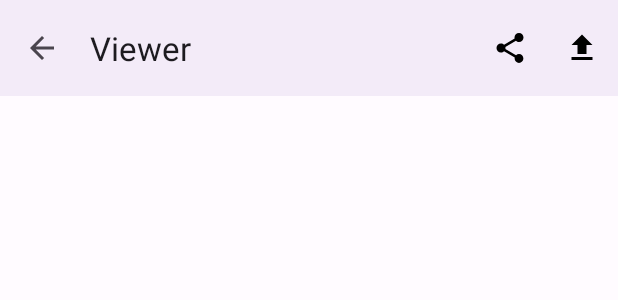
After one commit to qubacy/MoveAndDraw, an Android app: the layout fragment_viewer.xml on its own in the app's theme, with its tools: preview values and no code run, on a phone screen of 412 x 824 dp. The commit adds this screen. Shown: the top 300 px of the screen. Run offline under Robolectric (Android 15) with nearby library versions, the phone set to English and light mode, and no system bars.

Commit message:
Implementing Viewer Flow, refactoring & tests
Fragments:
- CalibrationFragment has been updated due to a Hilt Binding issue;
- ViewerFragment has been created;

Models:
- BusinessViewModelModule has been implemented during a refactoring procedure;
- Existing View Models have been refined;
- ViewerViewModel has been introduced;

Domain:
- ViewerUseCase has been implemented;

Resources:
- Some necessary drawables have been added to the project;
- fragment_viewer.xml has been created with all related XMLs;

Tests:
- A new fake module FakeBusinessViewModelModule has been introduced;
- Existing View Model fake modules have been updated;
- InitialFragmentTest has been expanded with a new test case. It also has been fixed;

Other:
- Some other minor updates have been provided as always;

```diff
--- /dev/null
+++ b/app/src/main/res/drawable/ic_go_back.xml
@@ -0,0 +1,5 @@
+<vector android:autoMirrored="true" android:height="24dp"
+    android:tint="#000000" android:viewportHeight="24"
+    android:viewportWidth="24" android:width="24dp" xmlns:android="http://schemas.android.com/apk/res/android">
+    <path android:fillColor="@android:color/white" android:pathData="M20,11H7.83l5.59,-5.59L12,4l-8,8 8,8 1.41,-1.41L7.83,13H20v-2z"/>
+</vector>
--- /dev/null
+++ b/app/src/main/res/drawable/ic_load_local.xml
@@ -0,0 +1,5 @@
+<vector android:height="24dp" android:tint="#000000"
+    android:viewportHeight="24" android:viewportWidth="24"
+    android:width="24dp" xmlns:android="http://schemas.android.com/apk/res/android">
+    <path android:fillColor="@android:color/white" android:pathData="M5,20h14v-2H5V20zM5,10h4v6h6v-6h4l-7,-7L5,10z"/>
+</vector>
--- /dev/null
+++ b/app/src/main/res/drawable/ic_share.xml
@@ -0,0 +1,5 @@
+<vector android:height="24dp" android:tint="#000000"
+    android:viewportHeight="24" android:viewportWidth="24"
+    android:width="24dp" xmlns:android="http://schemas.android.com/apk/res/android">
+    <path android:fillColor="@android:color/white" android:pathData="M18,16.08c-0.76,0 -1.44,0.3 -1.96,0.77L8.91,12.7c0.05,-0.23 0.09,-0.46 0.09,-0.7s-0.04,-0.47 -0.09,-0.7l7.05,-4.11c0.54,0.5 1.25,0.81 2.04,0.81 1.66,0 3,-1.34 3,-3s-1.34,-3 -3,-3 -3,1.34 -3,3c0,0.24 0.04,0.47 0.09,0.7L8.04,9.81C7.5,9.31 6.79,9 6,9c-1.66,0 -3,1.34 -3,3s1.34,3 3,3c0.79,0 1.5,-0.31 2.04,-0.81l7.12,4.16c-0.05,0.21 -0.08,0.43 -0.08,0.65 0,1.61 1.31,2.92 2.92,2.92 1.61,0 2.92,-1.31 2.92,-2.92s-1.31,-2.92 -2.92,-2.92z"/>
+</vector>
--- /dev/null
+++ b/app/src/main/res/layout/fragment_viewer.xml
@@ -0,0 +1,28 @@
+<?xml version="1.0" encoding="utf-8"?>
+<androidx.coordinatorlayout.widget.CoordinatorLayout
+    xmlns:app="http://schemas.android.com/apk/res-auto"
+    xmlns:tools="http://schemas.android.com/tools"
+    xmlns:android="http://schemas.android.com/apk/res/android"
+    android:layout_width="match_parent"
+    android:layout_height="match_parent">
+
+    <com.google.android.material.appbar.AppBarLayout
+        android:layout_width="match_parent"
+        android:layout_height="wrap_content">
+
+        <com.google.android.material.appbar.MaterialToolbar
+            android:id="@+id/fragment_viewer_top_bar"
+            android:layout_width="match_parent"
+            android:layout_height="wrap_content"
+            android:minHeight="?attr/actionBarSize"
+            style="@style/Widget.Material3.AppBarLayout"
+            app:title="@string/fragment_viewer_top_bar_title"
+            app:menu="@menu/viewer_top_bar"
+            app:navigationIcon="@drawable/ic_go_back"
+            app:navigationIconTint="?attr/colorOnSurfaceVariant"/>
+
+    </com.google.android.material.appbar.AppBarLayout>
+
+
+
+</androidx.coordinatorlayout.widget.CoordinatorLayout>
--- /dev/null
+++ b/app/src/main/res/menu/viewer_top_bar.xml
@@ -0,0 +1,21 @@
+<?xml version="1.0" encoding="utf-8"?>
+<menu xmlns:android="http://schemas.android.com/apk/res/android"
+    xmlns:app="http://schemas.android.com/apk/res-auto">
+
+    <item
+        android:id="@+id/viewer_top_bar_share"
+        android:icon="@drawable/ic_share"
+        android:title="Share"
+        android:contentDescription="Share the drawing"
+        app:showAsAction="ifRoom"
+        android:iconTint="?attr/colorOnSurfaceVariant"/>
+
+    <item
+        android:id="@+id/viewer_top_bar_load"
+        android:icon="@drawable/ic_load_local"
+        android:title="Load"
+        android:contentDescription="Load a local drawing"
+        app:showAsAction="ifRoom"
+        android:iconTint="?attr/colorOnSurfaceVariant"/>
+
+</menu>
--- a/app/src/main/res/values/strings.xml
+++ b/app/src/main/res/values/strings.xml
@@ -29,4 +29,6 @@
     <string name="fragment_calibration_description_text_calibrated">You are ready to go! Move your phone vertically and horizontally and click a button to make a point.</string>
     <string name="fragment_calibration_button_start_caption_calibrated">Let\'s go!</string>
 
+    <string name="fragment_viewer_top_bar_title">Viewer</string>
+
 </resources>
```
Also changed, not shown: app/src/main/java/com/qubacy/moveanddraw/domain/viewer/ViewerUseCase.kt (added, +12 -0 lines), app/src/main/java/com/qubacy/moveanddraw/ui/application/activity/screen/calibration/CalibrationFragment.kt (+4 -3 lines), app/src/main/java/com/qubacy/moveanddraw/ui/application/activity/screen/calibration/model/CalibrationViewModel.kt (+6 -19 lines), app/src/main/java/com/qubacy/moveanddraw/ui/application/activity/screen/common/fragment/_common/model/business/BusinessViewModel.kt (+19 -0 lines), app/src/main/java/com/qubacy/moveanddraw/ui/application/activity/screen/initial/InitialFragment.kt (+3 -6 lines), app/src/main/java/com/qubacy/moveanddraw/ui/application/activity/screen/initial/model/InitialViewModel.kt (+2 -9 lines), app/src/main/java/com/qubacy/moveanddraw/ui/application/activity/screen/viewer/ViewerFragment.kt (added, +99 -0 lines), app/src/main/java/com/qubacy/moveanddraw/ui/application/activity/screen/viewer/model/ViewerViewModel.kt (added, +64 -0 lines), app/src/main/java/com/qubacy/moveanddraw/ui/application/activity/screen/viewer/model/state/ViewerUiState.kt (added, +11 -0 lines), app/src/main/res/navigation/nav_graph.xml (+7 -0 lines), 4 other files.
